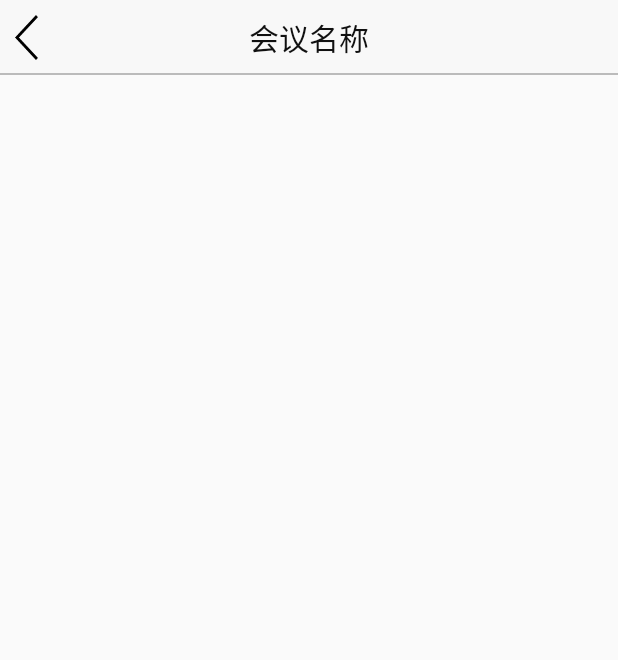
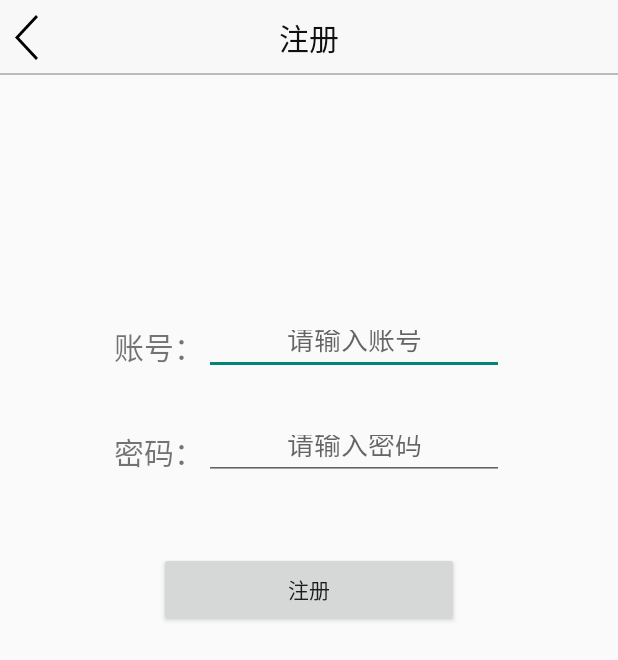
Before and after one commit to cchuhu/QRFore, an Android app: the RegisterActivity screen opened directly, with no data from a screen before it, on a phone screen of 412 x 824 dp. Shown: the top 660 px of the screen. Run offline under Robolectric (Android 15) with nearby library versions, the phone set to English and light mode, and no system bars; 1 statement that could not run was skipped.

Commit message:
注册接口

```diff
--- a/app/src/main/java/huhu/com/qrfore/Activity/CaptureActivity.java
+++ b/app/src/main/java/huhu/com/qrfore/Activity/CaptureActivity.java
@@ -288,6 +288,8 @@ public final class CaptureActivity extends Activity implements SurfaceHolder.Cal
                                     break;
                                 case "1":
                                     ToastBuilder.Build("此人已经签过到", CaptureActivity.this);
+                                    int sourceids = soundPool.load(CaptureActivity.this, R.raw.sound2, 0);
+                                    soundPool.play(sourceids, 1, 1, 0, 0, 1);
                                     break;
                                 case "2":
                                     ToastBuilder.Build("查无此人", CaptureActivity.this);
--- a/app/src/main/java/huhu/com/qrfore/Activity/HandOpActivity.java
+++ b/app/src/main/java/huhu/com/qrfore/Activity/HandOpActivity.java
@@ -96,6 +96,8 @@ public class HandOpActivity extends Activity {
                                             break;
                                         case "1":
                                             ToastBuilder.Build("此人已经签过到", HandOpActivity.this);
+                                            int sourceid2 = soundPool.load(HandOpActivity.this, R.raw.sound2, 0);
+                                            soundPool.play(sourceid2, 1, 1, 0, 0, 1);
                                             break;
                                         case "2":
                                             ToastBuilder.Build("查无此人", HandOpActivity.this);
@@ -109,6 +111,7 @@ public class HandOpActivity extends Activity {
                                             //将签到人数递增
                                             Config.hasSign++;
                                             //播放音频
+                                            int sourceid = soundPool.load(HandOpActivity.this, R.raw.sound, 0);
                                             soundPool.play(sourceid, 1, 1, 0, 0, 1);
 
 
--- a/app/src/main/java/huhu/com/qrfore/Activity/LoginActivity.java
+++ b/app/src/main/java/huhu/com/qrfore/Activity/LoginActivity.java
@@ -40,7 +40,9 @@ public class LoginActivity extends Activity {
         btn_register.setOnClickListener(new View.OnClickListener() {
             @Override
             public void onClick(View view) {
-
+                Intent i=new Intent(LoginActivity.this,RegisterActivity.class);
+                startActivity(i);
+                finish();
             }
         });
         //联网设置监听
--- a/app/src/main/res/layout/activity_register.xml
+++ b/app/src/main/res/layout/activity_register.xml
@@ -1,10 +1,12 @@
 <?xml version="1.0" encoding="utf-8"?>
-<RelativeLayout
+<LinearLayout
     xmlns:android="http://schemas.android.com/apk/res/android"
     xmlns:tools="http://schemas.android.com/tools"
     android:layout_width="match_parent"
     android:layout_height="match_parent"
+    android:orientation="vertical"
     tools:context="huhu.com.qrfore.Activity.RegisterActivity">
+
     <RelativeLayout
         android:id="@+id/relativeLayout"
         android:layout_width="match_parent"
@@ -28,7 +30,7 @@
             android:layout_height="wrap_content"
             android:layout_centerHorizontal="true"
             android:layout_centerVertical="true"
-            android:text="会议名称"
+            android:text="注册"
             android:textColor="#101010"
             android:textSize="20sp"
             />
@@ -41,4 +43,59 @@
             android:background="#bbbbbb"/>
     </RelativeLayout>
 
-</RelativeLayout>
+    <LinearLayout
+        android:id="@+id/linearLayout"
+        android:layout_width="wrap_content"
+        android:layout_height="wrap_content"
+        android:layout_gravity="center_horizontal"
+        android:layout_marginTop="160dp"
+        android:orientation="horizontal">
+
+        <TextView
+            android:layout_width="wrap_content"
+            android:layout_height="40dp"
+            android:text="账号："
+            android:textSize="20dp"/>
+
+        <EditText
+            android:id="@+id/edt_acc"
+            android:layout_width="200dp"
+            android:layout_height="40dp"
+            android:gravity="center"
+            android:hint="请输入账号"/>
+    </LinearLayout>
+
+    <LinearLayout
+        android:id="@+id/linearLayout2"
+        android:layout_width="wrap_content"
+        android:layout_height="wrap_content"
+        android:layout_gravity="center_horizontal"
+        android:layout_marginTop="30dp"
+        android:orientation="horizontal">
+
+        <TextView
+            android:layout_width="wrap_content"
+            android:layout_height="40dp"
+            android:text="密码："
+            android:textSize="20dp"/>
+
+        <EditText
+            android:id="@+id/edt_pass"
+            android:layout_width="200dp"
+            android:layout_height="40dp"
+            android:gravity="center"
+            android:hint="请输入密码"
+            android:inputType="numberPassword"/>
+    </LinearLayout>
+
+    <Button
+        android:id="@+id/btn_reg"
+        android:layout_width="200dp"
+        android:layout_height="50dp"
+        android:layout_gravity="center_horizontal"
+        android:layout_marginTop="48dp"
+        android:text="注册"
+        />
+
+
+</LinearLayout>
```
Also changed, not shown: app/src/main/java/huhu/com/qrfore/Activity/RegisterActivity.java (+43 -0 lines), 1 other file.
